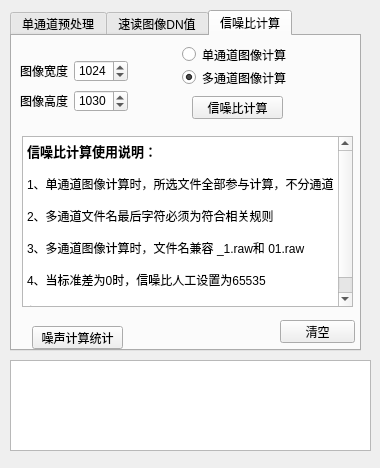
Before: the Qt Designer form gui.ui in angel263wy/Img_preprocess, drawn with Qt 5.
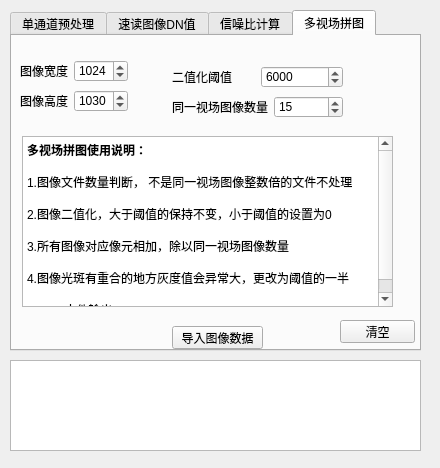
After: the same form once the commit is applied.

Commit message: 新增全视场拼图功能 详见界面使用说明

The edit to the form file:
```diff
--- a/gui.ui
+++ b/gui.ui
@@ -6,7 +6,7 @@
    <rect>
     <x>0</x>
     <y>0</y>
-    <width>380</width>
+    <width>440</width>
     <height>468</height>
    </rect>
   </property>
@@ -18,7 +18,7 @@
     <rect>
      <x>10</x>
      <y>360</y>
-     <width>361</width>
+     <width>411</width>
      <height>91</height>
     </rect>
    </property>
@@ -28,12 +28,12 @@
     <rect>
      <x>10</x>
      <y>10</y>
-     <width>351</width>
+     <width>411</width>
      <height>341</height>
     </rect>
    </property>
    <property name="currentIndex">
-    <number>2</number>
+    <number>3</number>
    </property>
    <widget class="QWidget" name="tab">
     <attribute name="title">
@@ -704,7 +704,7 @@
       <rect>
        <x>10</x>
        <y>100</y>
-       <width>331</width>
+       <width>381</width>
        <height>171</height>
       </rect>
      </property>
@@ -723,13 +723,13 @@
 &lt;p style=&quot;-qt-paragraph-type:empty; margin-top:0px; margin-bottom:0px; margin-left:0px; margin-right:0px; -qt-block-indent:0; text-indent:0px;&quot;&gt;&lt;br /&gt;&lt;/p&gt;
 &lt;p style=&quot; margin-top:0px; margin-bottom:0px; margin-left:0px; margin-right:0px; -qt-block-indent:0; text-indent:0px;&quot;&gt;4、当标准差为0时，信噪比人工设置为65535&lt;/p&gt;
 &lt;p style=&quot;-qt-paragraph-type:empty; margin-top:0px; margin-bottom:0px; margin-left:0px; margin-right:0px; -qt-block-indent:0; text-indent:0px;&quot;&gt;&lt;br /&gt;&lt;/p&gt;
-&lt;p style=&quot; margin-top:0px; margin-bottom:0px; margin-left:0px; margin-right:0px; -qt-block-indent:0; text-indent:0px;&quot;&gt;信噪比计算统计:选择目录时选到RAW_ImageData上一层&lt;/p&gt;&lt;/body&gt;&lt;/html&gt;</string>
+&lt;p style=&quot; margin-top:0px; margin-bottom:0px; margin-left:0px; margin-right:0px; -qt-block-indent:0; text-indent:0px;&quot;&gt;噪声计算统计:选择目录时选到RAW_ImageData上一层&lt;/p&gt;&lt;/body&gt;&lt;/html&gt;</string>
      </property>
     </widget>
     <widget class="QPushButton" name="pushButton_snr_open">
      <property name="geometry">
       <rect>
-       <x>180</x>
+       <x>300</x>
        <y>60</y>
        <width>91</width>
        <height>23</height>
@@ -743,7 +743,7 @@
      <property name="geometry">
       <rect>
        <x>170</x>
-       <y>10</y>
+       <y>40</y>
        <width>109</width>
        <height>40</height>
       </rect>
@@ -785,11 +785,117 @@
      </property>
     </widget>
    </widget>
+   <widget class="QWidget" name="tab_4">
+    <attribute name="title">
+     <string>多视场拼图</string>
+    </attribute>
+    <widget class="QPushButton" name="pushButton_multiView_open">
+     <property name="geometry">
+      <rect>
+       <x>160</x>
+       <y>290</y>
+       <width>91</width>
+       <height>23</height>
+      </rect>
+     </property>
+     <property name="text">
+      <string>导入图像数据</string>
+     </property>
+    </widget>
+    <widget class="QTextEdit" name="textEdit">
+     <property name="geometry">
+      <rect>
+       <x>10</x>
+       <y>100</y>
+       <width>371</width>
+       <height>171</height>
+      </rect>
+     </property>
+     <property name="html">
+      <string>&lt;!DOCTYPE HTML PUBLIC &quot;-//W3C//DTD HTML 4.0//EN&quot; &quot;http://www.w3.org/TR/REC-html40/strict.dtd&quot;&gt;
+&lt;html&gt;&lt;head&gt;&lt;meta name=&quot;qrichtext&quot; content=&quot;1&quot; /&gt;&lt;style type=&quot;text/css&quot;&gt;
+p, li { white-space: pre-wrap; }
+&lt;/style&gt;&lt;/head&gt;&lt;body style=&quot; font-family:'SimSun'; font-size:9pt; font-weight:400; font-style:normal;&quot;&gt;
+&lt;p style=&quot; margin-top:0px; margin-bottom:0px; margin-left:0px; margin-right:0px; -qt-block-indent:0; text-indent:0px;&quot;&gt;&lt;span style=&quot; font-weight:600;&quot;&gt;多视场拼图使用说明：&lt;/span&gt;&lt;/p&gt;
+&lt;p style=&quot;-qt-paragraph-type:empty; margin-top:0px; margin-bottom:0px; margin-left:0px; margin-right:0px; -qt-block-indent:0; text-indent:0px;&quot;&gt;&lt;br /&gt;&lt;/p&gt;
+&lt;p style=&quot; margin-top:0px; margin-bottom:0px; margin-left:0px; margin-right:0px; -qt-block-indent:0; text-indent:0px;&quot;&gt;1.图像文件数量判断， 不是同一视场图像整数倍的文件不处理&lt;/p&gt;
+&lt;p style=&quot;-qt-paragraph-type:empty; margin-top:0px; margin-bottom:0px; margin-left:0px; margin-right:0px; -qt-block-indent:0; text-indent:0px;&quot;&gt;&lt;br /&gt;&lt;/p&gt;
+&lt;p style=&quot; margin-top:0px; margin-bottom:0px; margin-left:0px; margin-right:0px; -qt-block-indent:0; text-indent:0px;&quot;&gt;2.图像二值化，大于阈值的保持不变，小于阈值的设置为0&lt;/p&gt;
+&lt;p style=&quot;-qt-paragraph-type:empty; margin-top:0px; margin-bottom:0px; margin-left:0px; margin-right:0px; -qt-block-indent:0; text-indent:0px;&quot;&gt;&lt;br /&gt;&lt;/p&gt;
+&lt;p style=&quot; margin-top:0px; margin-bottom:0px; margin-left:0px; margin-right:0px; -qt-block-indent:0; text-indent:0px;&quot;&gt;3.所有图像对应像元相加，除以同一视场图像数量&lt;/p&gt;
+&lt;p style=&quot;-qt-paragraph-type:empty; margin-top:0px; margin-bottom:0px; margin-left:0px; margin-right:0px; -qt-block-indent:0; text-indent:0px;&quot;&gt;&lt;br /&gt;&lt;/p&gt;
+&lt;p style=&quot; margin-top:0px; margin-bottom:0px; margin-left:0px; margin-right:0px; -qt-block-indent:0; text-indent:0px;&quot;&gt;4.图像光斑有重合的地方灰度值会异常大，更改为阈值的一半&lt;/p&gt;
+&lt;p style=&quot;-qt-paragraph-type:empty; margin-top:0px; margin-bottom:0px; margin-left:0px; margin-right:0px; -qt-block-indent:0; text-indent:0px;&quot;&gt;&lt;br /&gt;&lt;/p&gt;
+&lt;p style=&quot; margin-top:0px; margin-bottom:0px; margin-left:0px; margin-right:0px; -qt-block-indent:0; text-indent:0px;&quot;&gt;5.RAW文件输出&lt;/p&gt;&lt;/body&gt;&lt;/html&gt;</string>
+     </property>
+    </widget>
+    <widget class="QWidget" name="">
+     <property name="geometry">
+      <rect>
+       <x>160</x>
+       <y>30</y>
+       <width>171</width>
+       <height>22</height>
+      </rect>
+     </property>
+     <layout class="QHBoxLayout" name="horizontalLayout_10">
+      <item>
+       <widget class="QLabel" name="label_18">
+        <property name="text">
+         <string>二值化阈值  </string>
+        </property>
+       </widget>
+      </item>
+      <item>
+       <widget class="QSpinBox" name="spinBox_multiView_threhold">
+        <property name="maximum">
+         <number>65535</number>
+        </property>
+        <property name="value">
+         <number>6000</number>
+        </property>
+       </widget>
+      </item>
+     </layout>
+    </widget>
+    <widget class="QWidget" name="">
+     <property name="geometry">
+      <rect>
+       <x>160</x>
+       <y>60</y>
+       <width>171</width>
+       <height>22</height>
+      </rect>
+     </property>
+     <layout class="QHBoxLayout" name="horizontalLayout_11">
+      <item>
+       <widget class="QLabel" name="label_19">
+        <property name="text">
+         <string>同一视场图像数量</string>
+        </property>
+       </widget>
+      </item>
+      <item>
+       <widget class="QSpinBox" name="spinBox_mutilView_img_cnt">
+        <property name="minimum">
+         <number>1</number>
+        </property>
+        <property name="maximum">
+         <number>9999</number>
+        </property>
+        <property name="value">
+         <number>15</number>
+        </property>
+       </widget>
+      </item>
+     </layout>
+    </widget>
+   </widget>
   </widget>
   <widget class="QPushButton" name="pushButton_log_clear">
    <property name="geometry">
     <rect>
-     <x>280</x>
+     <x>340</x>
      <y>320</y>
      <width>75</width>
      <height>23</height>
```
Left out of the diff: 25 changed lines with no effect on the pictures. The commit also changes 2 other files.
